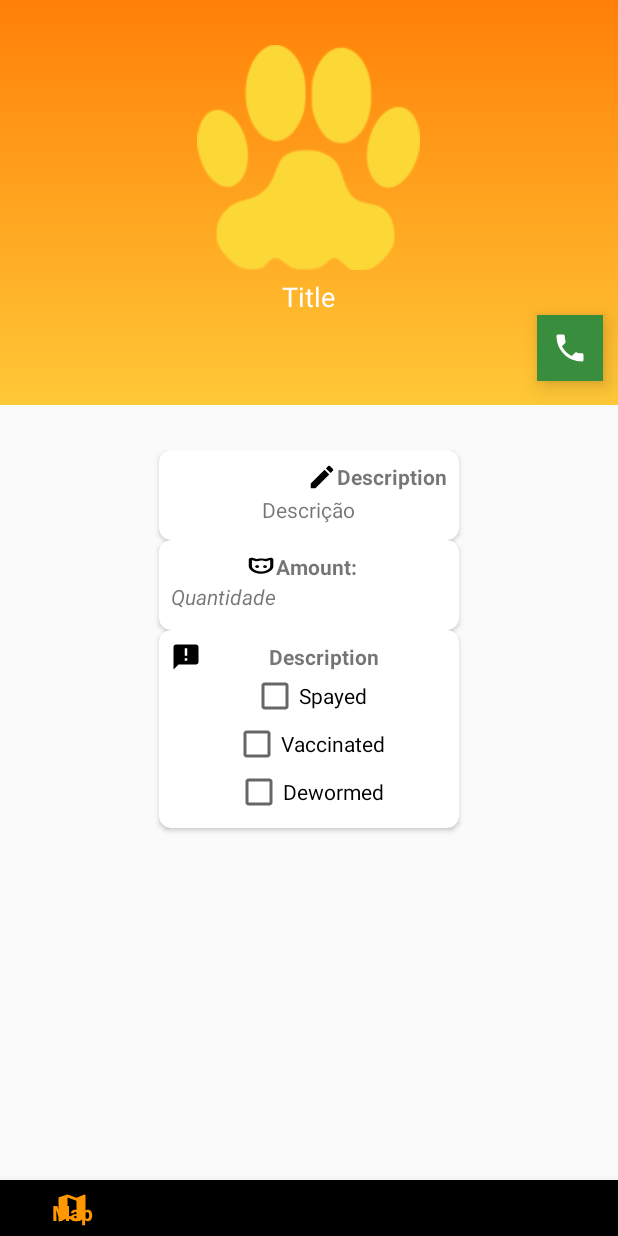
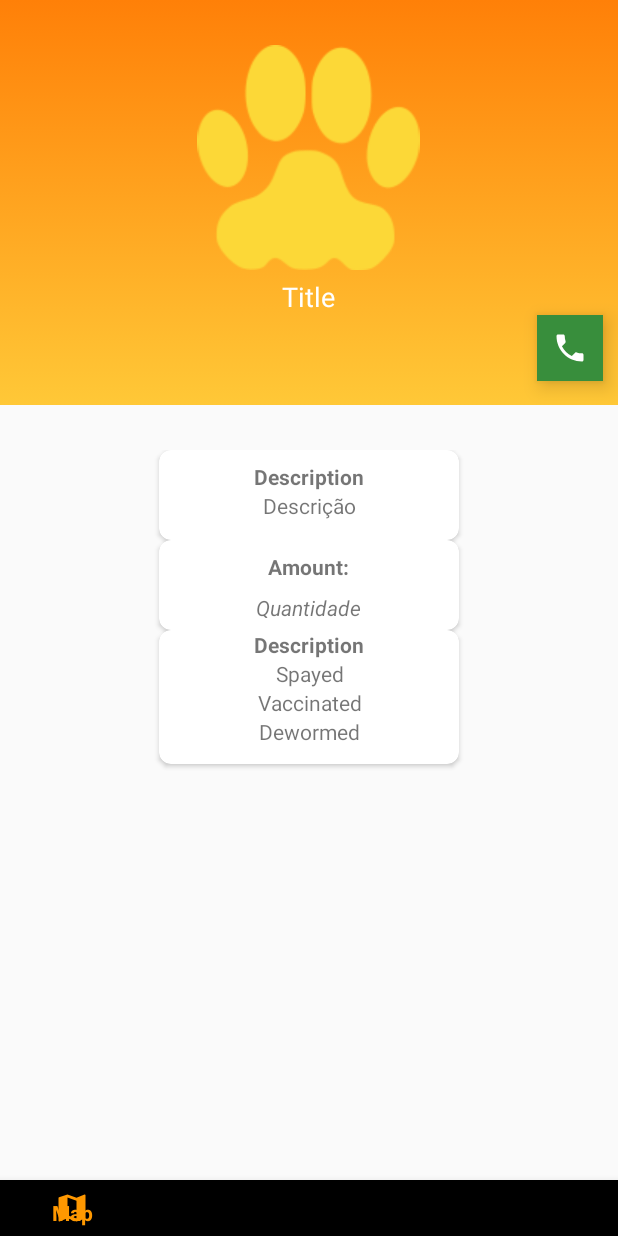
Before and after one commit to andrehideki/Adoptcat, an Android app: the fragment AdoptCatsFragment placed in its activity, on a phone screen of 412 x 824 dp. Run offline under Robolectric (Android 15) with nearby library versions, the phone set to English and light mode, and no system bars; our stand-ins replace Firebase (no records; nobody signed in at launch, a user with empty details on screens opened directly); 15 statements that could not run were skipped.

Commit message:
Implementação finalizada

```diff
--- a/app/src/main/java/com/adoptcat/adoptcat/fragments/AdoptCatsFragment.java
+++ b/app/src/main/java/com/adoptcat/adoptcat/fragments/AdoptCatsFragment.java
@@ -10,7 +10,6 @@ import android.support.v4.app.Fragment;
 import android.view.LayoutInflater;
 import android.view.View;
 import android.view.ViewGroup;
-import android.widget.CheckBox;
 import android.widget.ImageButton;
 import android.widget.ImageView;
 import android.widget.TextView;
@@ -25,8 +24,8 @@ import com.google.firebase.storage.StorageReference;
 public class AdoptCatsFragment extends Fragment implements View.OnClickListener {
 
     private ImageView catPhotoImageView;
-    private TextView titleTextView, descriptionAnnouncementTextView, amountTextView;
-    private CheckBox spayedcheckedTextView, vaccinatedcheckedTextView, dewomedCheckedTextView;
+    private TextView titleTextView, descriptionAnnouncementTextView, amountTextView,
+            spayedTextView, vaccinatedTextView, dewomedTextView;
     private ImageButton callImageButton;
 
     private Announcement announcement;
@@ -45,9 +44,9 @@ public class AdoptCatsFragment extends Fragment implements View.OnClickListener
         amountTextView = view.findViewById(R.id.amountTextView);
         catPhotoImageView = view.findViewById(R.id.catPhotoImageView);
         callImageButton = view.findViewById(R.id.callImageButton);
-        spayedcheckedTextView = view.findViewById(R.id.spayedcheckedTextView);
-        vaccinatedcheckedTextView = view.findViewById(R.id.vaccinatedcheckedTextView);
-        dewomedCheckedTextView = view.findViewById(R.id.dewomedCheckedTextView);
+        spayedTextView = view.findViewById(R.id.spayedTextView);
+        vaccinatedTextView = view.findViewById(R.id.vaccinatedTextView);
+        dewomedTextView = view.findViewById(R.id.dewomedTextView);
 
         callImageButton.setOnClickListener( this );
 
@@ -66,9 +65,10 @@ public class AdoptCatsFragment extends Fragment implements View.OnClickListener
         titleTextView.setText(announcement.getTitle());
         descriptionAnnouncementTextView.setText( announcement.getTitle() );
         amountTextView.setText( announcement.getAmount() + "");
-        spayedcheckedTextView.setChecked( announcement.isSpayed() );
-        vaccinatedcheckedTextView.setChecked( announcement.isVaccineted() );
-        dewomedCheckedTextView.setChecked( announcement.isDewomed() );
+        if( !announcement.isSpayed() ) spayedTextView.setVisibility(TextView.GONE);
+        if( !announcement.isVaccineted() ) vaccinatedTextView.setVisibility(TextView.GONE);
+        if( !announcement.isDewomed() ) dewomedTextView.setVisibility(TextView.GONE);
+
 
         if( announcement.isHasPhoto() ) {
             storageReference.getBytes(THREE_MB).addOnCompleteListener(new OnCompleteListener<byte[]>() {
--- a/app/src/main/java/com/adoptcat/adoptcat/fragments/MapsFragment.java
+++ b/app/src/main/java/com/adoptcat/adoptcat/fragments/MapsFragment.java
@@ -2,6 +2,7 @@ package com.adoptcat.adoptcat.fragments;
 
 import android.annotation.SuppressLint;
 import android.content.Context;
+import android.content.Intent;
 import android.content.pm.PackageManager;
 import android.location.Location;
 import android.location.LocationListener;
--- a/app/src/main/java/com/adoptcat/adoptcat/fragments/RegisterCatFragment.java
+++ b/app/src/main/java/com/adoptcat/adoptcat/fragments/RegisterCatFragment.java
@@ -212,8 +212,8 @@ public class RegisterCatFragment extends Fragment implements View.OnClickListene
         spayed = spayedCheckbox.isChecked();
         dewomed = dewomedCheckbox.isChecked();
         vaccinated = vaccinetedCheckbox.isChecked();
-        //TODO verificar se o usuário configurau a sua localização
-        return !description.isEmpty() && amount > 0;
+        return !description.isEmpty() && amount > 0 &&
+                !(announcement.getLatitude() == 0 && announcement.getLongitude() == 0);
     }
 
     private void finishAnnouncement() {
--- a/app/src/main/res/layout/activity_login.xml
+++ b/app/src/main/res/layout/activity_login.xml
@@ -33,7 +33,7 @@
             android:maxLines="1"
             android:textColor="@android:color/background_light"
             android:textColorHint="@android:color/background_light"
-            android:text="teste@mail.com" />
+             />
 
     </android.support.design.widget.TextInputLayout>
 
@@ -49,8 +49,7 @@
             android:hint="@string/login_password_hint"
             android:inputType="textPassword"
             android:textColor="@android:color/background_light"
-            android:textColorHint="@android:color/background_light"
-            android:text="teste123"/>
+            android:textColorHint="@android:color/background_light" />
 
     </android.support.design.widget.TextInputLayout>
 
--- a/app/src/main/res/layout/fragment_adopt_cats.xml
+++ b/app/src/main/res/layout/fragment_adopt_cats.xml
@@ -64,42 +64,37 @@
             android:padding="10dp"
             app:cardCornerRadius="8dp">
 
-            <GridLayout
+            <ScrollView
+                android:layout_width="match_parent"
+                android:layout_height="wrap_content">
+            <LinearLayout
+                android:id="@+id/gridLayout"
                 android:layout_width="match_parent"
                 android:layout_height="match_parent"
                 android:layout_alignParentBottom="true"
                 android:layout_centerHorizontal="true"
-                android:columnCount="2"
+                android:orientation="vertical"
                 android:padding="8dp">
 
-                <ImageView
-                    android:id="@+id/descriptionImageView"
-                    android:layout_width="20dp"
-                    android:layout_height="20dp"
-                    android:layout_column="0"
-                    android:layout_gravity="end"
-                    android:src="@drawable/ic_edit" />
+
 
                 <TextView
                     android:id="@+id/descriptionTextView"
                     android:layout_width="wrap_content"
                     android:layout_height="wrap_content"
-                    android:layout_column="1"
                     android:contentDescription="@string/registercat_description"
+                    android:layout_gravity="center"
                     android:text="@string/registercat_description"
-                    android:textStyle="bold" />
-
+                    android:textStyle="bold"/>
                 <TextView
                     android:id="@+id/descriptionAnnouncementTextView"
-                    android:layout_width="wrap_content"
+                    android:layout_width="match_parent"
                     android:layout_height="wrap_content"
-                    android:layout_column="0"
                     android:layout_gravity="center"
-                    android:layout_row="1"
-                    android:layout_columnSpan="2"
-                    android:text="Descrição" />
-
-            </GridLayout>
+                    android:gravity="center"
+                    android:text="Descrição"/>
+            </LinearLayout>
+            </ScrollView>
         </android.support.v7.widget.CardView>
 
         <android.support.v7.widget.CardView
@@ -108,109 +103,91 @@
             android:elevation="8dp"
             app:cardCornerRadius="8dp">
 
-            <GridLayout
+            <LinearLayout
+                android:id="@+id/gridLayout2"
                 android:layout_width="match_parent"
                 android:layout_height="match_parent"
                 android:padding="8dp"
-                android:columnCount="2">
-
-                <ImageView
-                    android:id="@+id/amountImageView"
-                    android:layout_width="20dp"
-                    android:layout_height="20dp"
-                    android:layout_column="0"
-                    android:layout_gravity="end"
-                    android:src="@drawable/ic_cat" />
+                android:orientation="vertical">
 
                 <TextView
                     android:id="@+id/textView"
                     android:layout_width="wrap_content"
                     android:layout_height="wrap_content"
-                    android:layout_column="1"
                     android:contentDescription="@string/registercat_amoutcats"
                     android:text="@string/registercat_amoutcats"
-                    android:textStyle="bold" />
+                    android:textStyle="bold"
+                    android:layout_gravity="center"/>
 
                 <TextView
                     android:id="@+id/amountTextView"
                     android:layout_width="wrap_content"
                     android:layout_height="wrap_content"
-                    android:layout_column="0"
-                    android:layout_row="1"
+                    android:layout_marginTop="8dp"
                     android:contentDescription="@string/phone_user"
                     android:text="Quantidade"
-                    android:textStyle="italic" />
-
-            </GridLayout>
+                    android:textStyle="italic"
+                    android:layout_gravity="center"/>
+            </LinearLayout>
         </android.support.v7.widget.CardView>
 
         <android.support.v7.widget.CardView
             android:layout_width="200dp"
-            android:layout_height="wrap_content"
+            android:layout_height="89dp"
             android:elevation="8dp"
             app:cardCornerRadius="8dp">
 
-            <GridLayout
+            <LinearLayout
+                android:id="@+id/gridLayout3"
                 android:layout_width="match_parent"
                 android:layout_height="match_parent"
-                android:padding="8dp"
-                android:columnCount="2">
+                android:columnCount="2"
+                android:orientation="vertical">
 
-                <ImageView
+                <!--<ImageView
                     android:id="@+id/informationImageView"
-                    android:layout_width="20dp"
+                    android:layout_width="match_parent"
                     android:layout_height="20dp"
-                    android:layout_column="0"
-                    android:layout_gravity="end"
-                    android:layout_row="0"
-                    android:src="@drawable/icon_notifies" />
+                    android:layout_marginEnd="46dp"
+                    android:layout_marginStart="108dp"
+                    android:src="@drawable/icon_notifies"
+                    app:layout_constraintBottom_toTopOf="@+id/spayedTextView"
+                    app:layout_constraintEnd_toStartOf="@+id/informationtextView"
+                    app:layout_constraintStart_toStartOf="parent" /> -->
 
                 <TextView
                     android:id="@+id/informationtextView"
                     android:layout_width="wrap_content"
                     android:layout_height="wrap_content"
-                    android:layout_column="1"
-                    android:layout_gravity="center"
                     android:contentDescription="@string/registercat_amoutcats"
                     android:text="@string/registercat_informationcat"
+                    android:layout_gravity="center"
+                    android:textStyle="bold"
+                    app:layout_constraintEnd_toEndOf="parent"
+                    app:layout_constraintStart_toEndOf="@+id/informationImageView"
+                    tools:layout_editor_absoluteY="20dp" />
 
-                    android:textStyle="bold" />
+                <TextView
+                    android:id="@+id/spayedTextView"
+                    android:layout_width="match_parent"
+                    android:layout_height="wrap_content"
+                    android:layout_gravity="center"
+                    android:gravity="center"
+                    android:text="@string/list_iten_spayedcheck"/>
 
-                <CheckBox
-                    android:id="@+id/spayedcheckedTextView"
-                    android:layout_width="wrap_content"
+                <TextView
+                    android:id="@+id/vaccinatedTextView"
+                    android:layout_width="match_parent"
                     android:layout_height="wrap_content"
-                    android:layout_column="0"
-                    android:layout_columnSpan="2"
-                    android:layout_row="1"
-                    android:checked="false"
-                    android:layout_gravity="center"
-                    android:text="@string/list_iten_spayedcheck"
-                    android:textAppearance="@style/TextAppearance.AppCompat.Small.Inverse" />
-
-                <CheckBox
-                    android:id="@+id/vaccinatedcheckedTextView"
-                    android:layout_width="wrap_content"
+                    android:text="@string/registercat_check_vaccinated"
+                    android:gravity="center"/>
+                <TextView
+                    android:id="@+id/dewomedTextView"
+                    android:layout_width="match_parent"
                     android:layout_height="wrap_content"
-                    android:layout_column="0"
-                    android:layout_columnSpan="2"
-                    android:layout_row="2"
-                    android:text="@string/registercat_check_vaccinated"
-                    android:layout_gravity="center"
-                    android:textAppearance="@style/TextAppearance.AppCompat.Small.Inverse" />
-
-                <CheckBox
-                    android:id="@+id/dewomedCheckedTextView"
-                    android:layout_width="wrap_content"
-                    android:layout_height="wrap_content"
-                    android:layout_column="0"
-                    android:layout_columnSpan="2"
-                    android:layout_row="3"
                     android:text="@string/registercat_check_dewormed"
-                    android:layout_gravity="center"
-                    android:textAppearance="@style/TextAppearance.AppCompat.Small.Inverse" />
-
-            </GridLayout>
+                    android:gravity="center"/>
+            </LinearLayout>
         </android.support.v7.widget.CardView>
     </LinearLayout>
 </LinearLayout>
--- a/app/src/main/res/layout/fragment_announcement.xml
+++ /dev/null
@@ -1,6 +0,0 @@
-<?xml version="1.0" encoding="utf-8"?>
-<android.support.constraint.ConstraintLayout
-    xmlns:android="http://schemas.android.com/apk/res/android" android:layout_width="match_parent"
-    android:layout_height="match_parent">
-
-</android.support.constraint.ConstraintLayout>
--- a/app/src/main/res/values-v21/strings.xml
+++ b/app/src/main/res/values-v21/strings.xml
@@ -1,10 +1,10 @@
 <?xml version="1.0" encoding="utf-8"?>
 <resources>
-    <string name="phone_user" >Phone u</string>
+    <string name="phone_user" >Phone user</string>
     <string name="city_user" >City User</string>
-    <string name="user_name" >Name user</string>
+    <string name="user_name" >User name</string>
     <string name="user_email" >Email user</string>
     <string name="user_cat" >User Cat</string>
     <string name="phone_user_cat" >"Phone "</string>
-    <string name="email_adoptcat" >Email</string>
+    <string name="email_adoptcat" translatable="false">Email</string>
 </resources>
```
Also changed, not shown: 5 other files.
